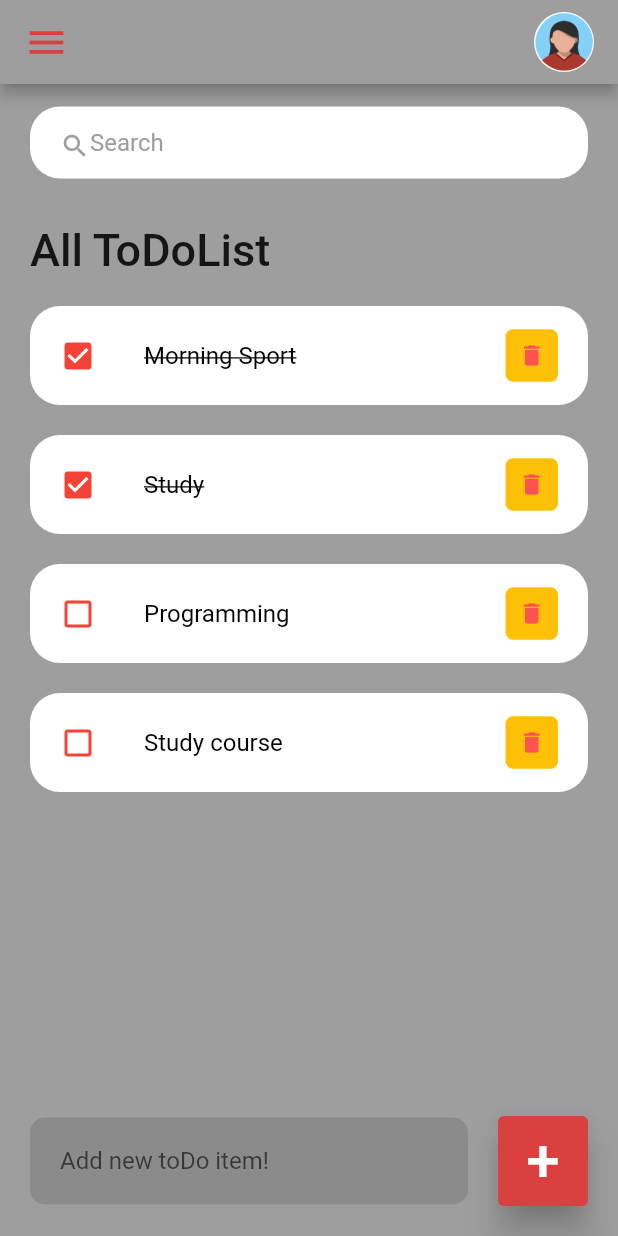
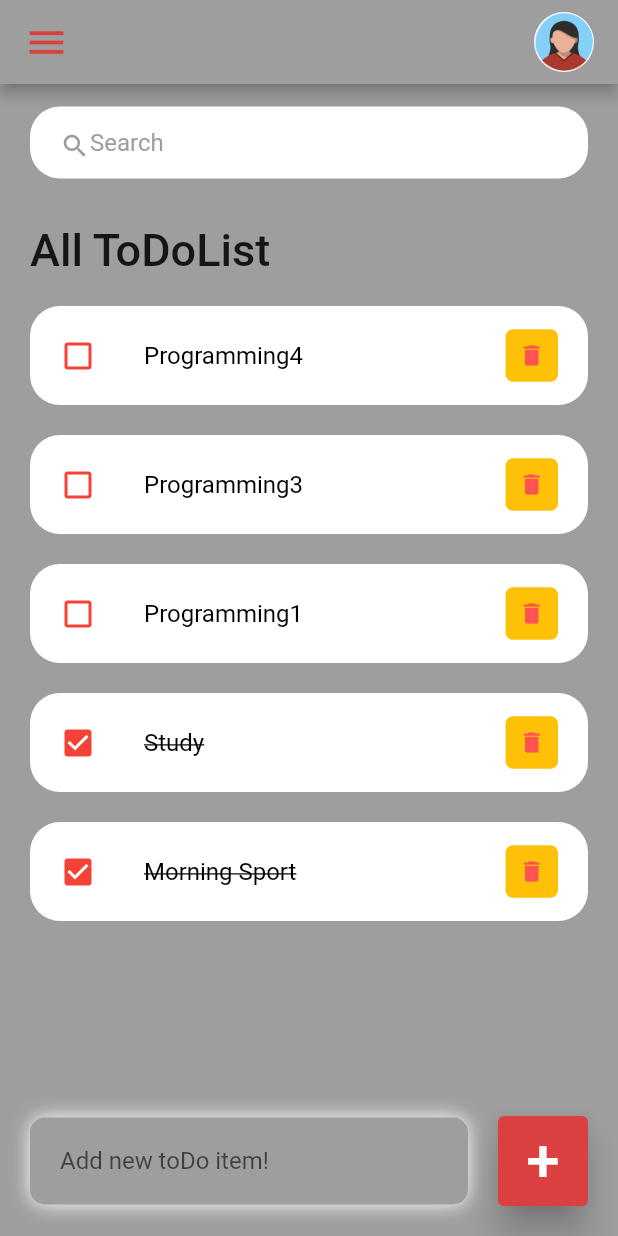
Before and after one commit to SaraAlqahtani8/Flutter_ToDoApp, a Flutter app: the screen it shows after launch, after a tap on the "delete" icon, on a phone screen of 412 x 824 dp. Run offline on Flutter 3.47's test engine with Material 2 defaults, Android fonts, the phone set to English and light mode, and no system bars.

```diff
--- a/flutter_todoapp/lib/Screens/home.dart
+++ b/flutter_todoapp/lib/Screens/home.dart
@@ -7,11 +7,25 @@ import 'package:flutter_todoapp/constant/color.dart';
 import 'package:flutter_todoapp/Widgets/toDo_item.dart';
 import 'package:flutter_todoapp/model/ToDo.dart';
 
-class Home extends StatelessWidget {
+class Home extends StatefulWidget {
   Home({Key? key}) : super(key: key);
+
+  @override
+  State<Home> createState() => _HomeState();
+}
+
+class _HomeState extends State<Home> {
   final todoList = ToDo.todoList();
+  List<ToDo> FoundTODO = [];
+  final ToDoController = TextEditingController();
 
-  // This widget is the root of your application.
+  @override
+  void initState() {
+    FoundTODO = todoList;
+
+    super.initState();
+  }
+
   @override
   Widget build(BuildContext context) {
     return Scaffold(
@@ -37,9 +51,11 @@ class Home extends StatelessWidget {
                           ),
                         ),
                       ),
-                      for (ToDo toDo in todoList)
+                      for (ToDo toDo in FoundTODO.reversed)
                         ToDoItem(
                           toDo: toDo,
+                          handel_ToDO: handel_ToDO,
+                          OnDeleteItem: DeleteItem,
                         ),
                     ],
                   ),
@@ -56,10 +72,10 @@ class Home extends StatelessWidget {
                     margin: EdgeInsets.only(bottom: 20, right: 20, left: 20),
                     padding: EdgeInsets.symmetric(horizontal: 20, vertical: 5),
                     decoration: BoxDecoration(
-                      color: Colors.black12,
+                      color: Colors.grey,
                       boxShadow: const [
                         BoxShadow(
-                          color: CBlue,
+                          color: Colors.white,
                           offset: Offset(0.0, 0.0),
                           blurRadius: 10.0,
                           spreadRadius: 0.0,
@@ -68,6 +84,7 @@ class Home extends StatelessWidget {
                       borderRadius: BorderRadius.circular(10),
                     ),
                     child: TextField(
+                      controller: ToDoController,
                       decoration: InputDecoration(
                           hintText: 'Add new toDo item!',
                           border: InputBorder.none),
@@ -83,7 +100,9 @@ class Home extends StatelessWidget {
                         fontSize: 40,
                       ),
                     ),
-                    onPressed: () {},
+                    onPressed: () {
+                      AddtoDoItem(ToDoController.text);
+                    },
                     style: ElevatedButton.styleFrom(
                         primary: CRed,
                         minimumSize: Size(60, 60),
@@ -98,6 +117,42 @@ class Home extends StatelessWidget {
     );
   }
 
+  void handel_ToDO(ToDo toDo) {
+    setState(() {
+      toDo.isDone = !toDo.isDone;
+    });
+  }
+
+  void DeleteItem(String id) {
+    setState(() {
+      todoList.removeWhere((item) => item.id == id);
+    });
+  }
+
+  void AddtoDoItem(String toDo) {
+    setState(() {
+      todoList.add(ToDo(
+          id: DateTime.now().millisecondsSinceEpoch.toString(),
+          toDoText: toDo));
+    });
+    ToDoController.clear();
+  }
+
+  void Runfillter(String KeyWord) {
+    List<ToDo> Result = [];
+    if (KeyWord.isEmpty) {
+      Result = todoList;
+    } else {
+      Result = todoList
+          .where((item) =>
+              item.toDoText!.toLowerCase().contains(KeyWord.toLowerCase()))
+          .toList();
+      setState(() {
+        FoundTODO = Result;
+      });
+    }
+  }
+
   Widget Search_Box() {
     return Container(
       padding: EdgeInsets.symmetric(horizontal: 20),
@@ -106,6 +161,7 @@ class Home extends StatelessWidget {
         borderRadius: BorderRadius.circular(20),
       ),
       child: TextField(
+        onChanged: (value) => Runfillter(value),
         decoration: InputDecoration(
           contentPadding: const EdgeInsets.all(0),
           prefixIcon: Icon(Icons.search, color: Colors.grey, size: 20),
--- a/flutter_todoapp/lib/Widgets/toDo_item.dart
+++ b/flutter_todoapp/lib/Widgets/toDo_item.dart
@@ -5,15 +5,23 @@ import 'package:flutter_todoapp/model/ToDo.dart';
 
 class ToDoItem extends StatelessWidget {
   final ToDo toDo;
-
-  const ToDoItem({Key? key, required this.toDo}) : super(key: key);
+  final handel_ToDO;
+  final OnDeleteItem;
+  const ToDoItem({
+    Key? key,
+    required this.toDo,
+    required this.handel_ToDO,
+    required this.OnDeleteItem,
+  }) : super(key: key);
 
   @override
   Widget build(BuildContext context) {
     return Container(
       margin: EdgeInsets.only(bottom: 20),
       child: ListTile(
-        onTap: () {},
+        onTap: () {
+          handel_ToDO(toDo);
+        },
         shape: RoundedRectangleBorder(
           borderRadius: BorderRadius.circular(20),
         ),
@@ -43,7 +51,7 @@ class ToDoItem extends StatelessWidget {
             iconSize: 18,
             icon: Icon(Icons.delete),
             onPressed: () {
-              print('delete');
+              OnDeleteItem(toDo.id);
             },
           ),
         ),
--- a/flutter_todoapp/lib/model/ToDo.dart
+++ b/flutter_todoapp/lib/model/ToDo.dart
@@ -20,7 +20,10 @@ class ToDo {
     return [
       ToDo(id: '01', toDoText: 'Morning Sport', isDone: true),
       ToDo(id: '02', toDoText: 'Study', isDone: true),
-      ToDo(id: '03', toDoText: 'Programming', isDone: false),
+      ToDo(id: '03', toDoText: 'Programming1', isDone: false),
+      ToDo(id: '04', toDoText: 'Programming2', isDone: false),
+      ToDo(id: '05', toDoText: 'Programming3', isDone: false),
+      ToDo(id: '06', toDoText: 'Programming4', isDone: false),
       ToDo(
         id: '04',
         toDoText: 'Study course',
```
